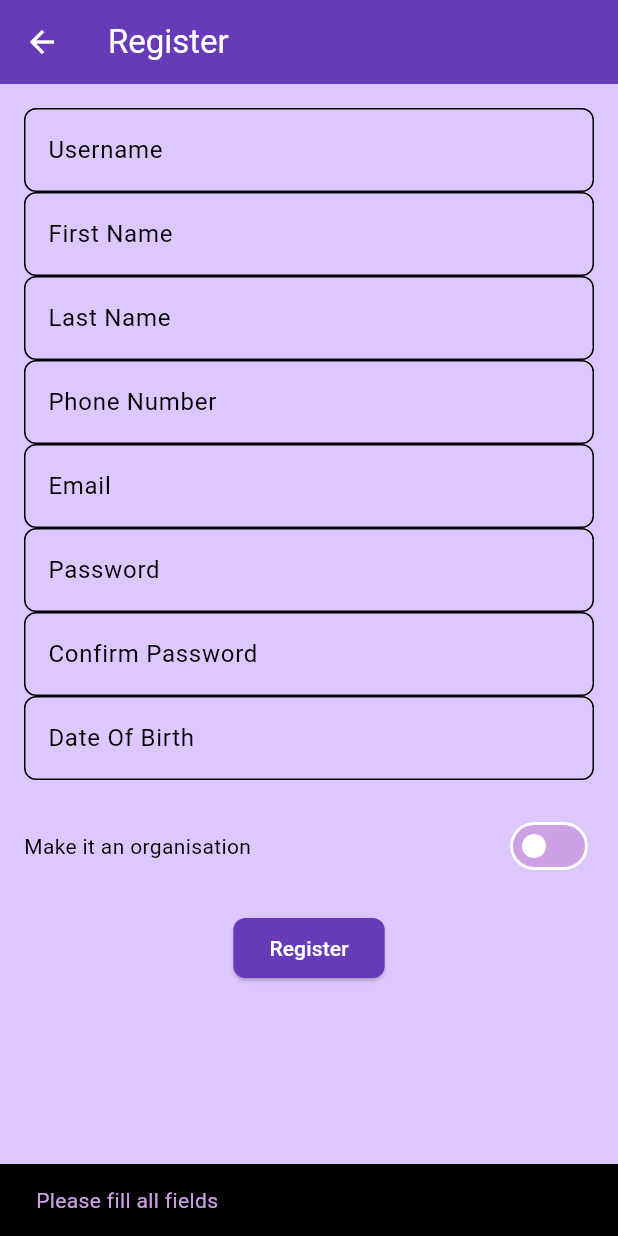
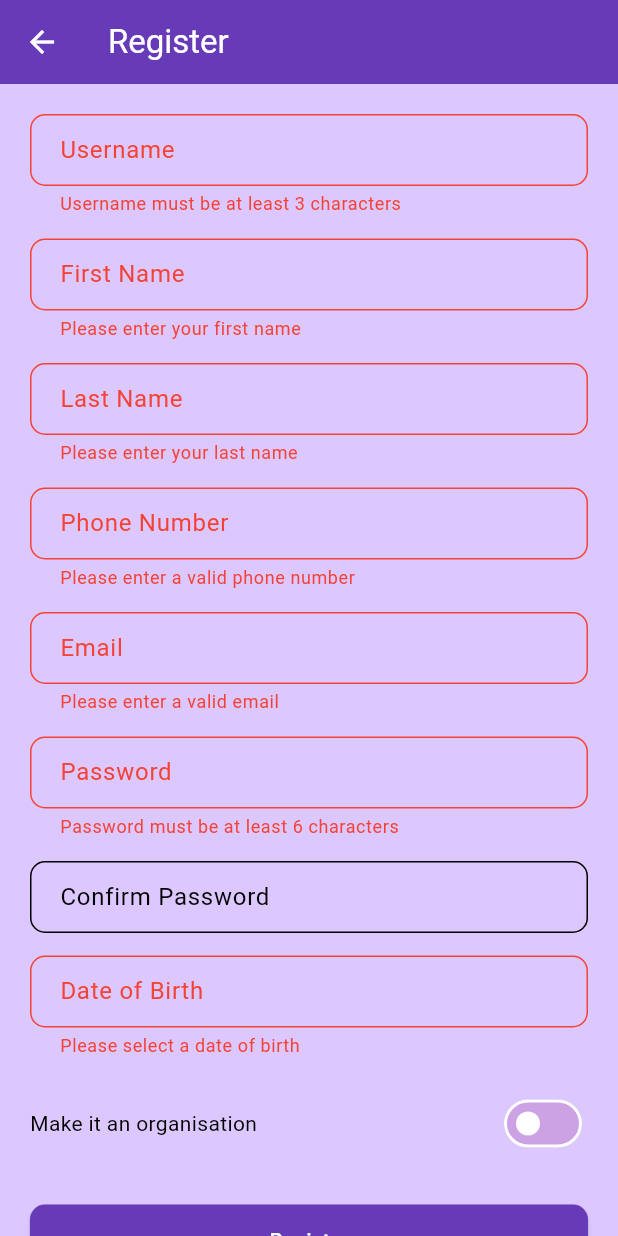
Before and after one commit to Uni-Pulse/uni_pulse, a Flutter app: the RegisterScreen screen opened directly, after a tap on "Register", on a phone screen of 412 x 824 dp. Run offline on Flutter 3.47's test engine with Material 3 defaults, Android fonts, the light colour scheme and no system bars; our stand-ins replace cloud_firestore, firebase_auth, firebase_core, flutter_riverpod, image_picker; accounts and stored records are empty.

Commit message:
Update register_Screen.dart
upgraded

```diff
--- a/lib/Screens/initializing/register_Screen.dart
+++ b/lib/Screens/initializing/register_Screen.dart
@@ -11,6 +11,8 @@ class RegisterScreen extends ConsumerStatefulWidget {
 }
 
 class _RegisterScreenState extends ConsumerState<RegisterScreen> {
+  final _formKey = GlobalKey<FormState>();
+
   final TextEditingController _firstNameController = TextEditingController();
   final TextEditingController _lastNameController = TextEditingController();
   final TextEditingController _phoneNumberController = TextEditingController();
@@ -23,41 +25,22 @@ class _RegisterScreenState extends ConsumerState<RegisterScreen> {
   DateTime? _selectedDate;
 
   Future<void> _selectDate(BuildContext context) async {
-    final DateTime picked = (await showDatePicker(
+    final DateTime? picked = await showDatePicker(
       context: context,
       initialDate: DateTime.now(),
       firstDate: DateTime(1950),
       lastDate: DateTime.now(),
-    ))!;
-    if (picked != _selectedDate) {
+    );
+    if (picked != null && picked != _selectedDate) {
       setState(() {
         _selectedDate = picked;
-        _dobController.text = "${_selectedDate!.day}/${_selectedDate!.month}/${_selectedDate!.year}";
+        _dobController.text = "${picked.day}/${picked.month}/${picked.year}";
       });
     }
   }
 
   void _saveAccount() async {
-    if (_firstNameController.text.isEmpty ||
-        _lastNameController.text.isEmpty ||
-        _phoneNumberController.text.isEmpty ||
-        _emailController.text.isEmpty ||
-        _passwordController.text.isEmpty ||
-        _confirmPasswordController.text.isEmpty ||
-        _usernameController.text.isEmpty ||
-        _dobController.text.isEmpty) {
-      ScaffoldMessenger.of(context).showSnackBar(
-        const SnackBar(content: Text("Please fill all fields")),
-      );
-      return;
-    }
-
-    if (_passwordController.text != _confirmPasswordController.text) {
-      ScaffoldMessenger.of(context).showSnackBar(
-        const SnackBar(content: Text("Passwords do not match")),
-      );
-      return;
-    }
+    if (!_formKey.currentState!.validate()) return;
 
     final String? errorMessage = await ref.read(accountsProvider.notifier).registerUser(
       _firstNameController.text.trim(),
@@ -69,146 +52,126 @@ class _RegisterScreenState extends ConsumerState<RegisterScreen> {
       isOrganisation,
       _usernameController.text.trim(),
     );
+
     if (errorMessage != null) {
       ScaffoldMessenger.of(context).showSnackBar(
         SnackBar(content: Text("Registration failed: $errorMessage")),
       );
-      return;
     } else {
       ScaffoldMessenger.of(context).showSnackBar(
         const SnackBar(content: Text("Registration Successful!")),
       );
-      Navigator.of(context).push(MaterialPageRoute(builder: (ctx) => const AuthScreen()));
+      Navigator.of(context).pushReplacement(MaterialPageRoute(builder: (_) => const AuthScreen()));
     }
+  }
+
+  InputDecoration _buildInputDecoration(String label) {
+    return InputDecoration(
+      labelText: label,
+      border: OutlineInputBorder(borderRadius: BorderRadius.circular(10)),
+      contentPadding: const EdgeInsets.symmetric(horizontal: 16, vertical: 12),
+    );
   }
 
   @override
   Widget build(BuildContext context) {
     return Scaffold(
       backgroundColor: Theme.of(context).scaffoldBackgroundColor,
-      appBar: AppBar(
-        title: const Text("Register"),
-      ),
-      body: Padding(
-        padding: const EdgeInsets.all(16.0),
+      appBar: AppBar(title: const Text("Register")),
+      body: SingleChildScrollView(
+        padding: const EdgeInsets.all(20),
         child: Form(
+          key: _formKey,
           child: Column(
             children: [
               TextFormField(
                 controller: _usernameController,
-                decoration: const InputDecoration(labelText: "Username"),
-                validator: (value) {
-                  if (value == null || value.isEmpty) {
-                    return "Please enter a username";
-                  }
-                  if (value.length < 3) {
-                    return "Username must be at least 3 characters";
-                  }
-                  return null;
-                },
+                decoration: _buildInputDecoration("Username"),
+                validator: (value) => value == null || value.isEmpty || value.length < 3
+                    ? "Username must be at least 3 characters"
+                    : null,
               ),
+              const SizedBox(height: 15),
               TextFormField(
                 controller: _firstNameController,
-                decoration: const InputDecoration(labelText: "First Name"),
-                validator: (value) {
-                  if (value == null || value.isEmpty) {
-                    return "Please enter your first name";
-                  }
-                  return null;
-                },
+                decoration: _buildInputDecoration("First Name"),
+                validator: (value) => value == null || value.isEmpty ? "Please enter your first name" : null,
               ),
+              const SizedBox(height: 15),
               TextFormField(
                 controller: _lastNameController,
-                decoration: const InputDecoration(labelText: "Last Name"),
-                validator: (value) {
-                  if (value == null || value.isEmpty) {
-                    return "Please enter your last name";
-                  }
-                  return null;
-                },
+                decoration: _buildInputDecoration("Last Name"),
+                validator: (value) => value == null || value.isEmpty ? "Please enter your last name" : null,
               ),
+              const SizedBox(height: 15),
               TextFormField(
                 controller: _phoneNumberController,
-                decoration: const InputDecoration(labelText: "Phone Number"),
+                decoration: _buildInputDecoration("Phone Number"),
                 keyboardType: TextInputType.phone,
-                validator: (value) {
-                  if (value == null || value.isEmpty) {
-                    return "Please enter your phone number";
-                  }
-                  if (!RegExp(r'^\+?\d{10,13}$').hasMatch(value)) {
-                    return "Please enter a valid phone number";
-                  }
-                  return null;
-                },
+                validator: (value) => value == null || !RegExp(r'^\+?\d{10,13}$').hasMatch(value)
+                    ? "Please enter a valid phone number"
+                    : null,
               ),
+              const SizedBox(height: 15),
               TextFormField(
                 controller: _emailController,
-                decoration: const InputDecoration(labelText: "Email"),
+                decoration: _buildInputDecoration("Email"),
                 keyboardType: TextInputType.emailAddress,
-                validator: (value) {
-                  if (value == null || value.isEmpty) {
-                    return "Please enter an email";
-                  }
-                  if (!RegExp(r'^[^@]+@[^@]+\.[^@]+').hasMatch(value)) {
-                    return "Please enter a valid email";
-                  }
-                  return null;
-                },
+                validator: (value) => value == null || !RegExp(r'^[^@]+@[^@]+\.[^@]+').hasMatch(value)
+                    ? "Please enter a valid email"
+                    : null,
               ),
+              const SizedBox(height: 15),
               TextFormField(
                 controller: _passwordController,
-                decoration: const InputDecoration(labelText: "Password"),
+                decoration: _buildInputDecoration("Password"),
                 obscureText: true,
-                validator: (value) {
-                  if (value == null || value.length < 6) {
-                    return "Password must be at least 6 characters";
-                  }
-                  return null;
-                },
+                validator: (value) => value == null || value.length < 6
+                    ? "Password must be at least 6 characters"
+                    : null,
               ),
+              const SizedBox(height: 15),
               TextFormField(
                 controller: _confirmPasswordController,
-                decoration: const InputDecoration(labelText: "Confirm Password"),
+                decoration: _buildInputDecoration("Confirm Password"),
                 obscureText: true,
-                validator: (value) {
-                  if (value != _passwordController.text) {
-                    return "Passwords do not match";
-                  }
-                  return null;
-                },
+                validator: (value) =>
+                    value != _passwordController.text ? "Passwords do not match" : null,
               ),
+              const SizedBox(height: 15),
               TextFormField(
                 controller: _dobController,
-                decoration: const InputDecoration(labelText: "Date Of Birth"),
+                decoration: _buildInputDecoration("Date of Birth"),
                 readOnly: true,
                 onTap: () => _selectDate(context),
-                validator: (value) {
-                  if (_selectedDate == null) {
-                    return "Please select a date of birth";
-                  }
-                  return null;
-                },
+                validator: (_) =>
+                    _selectedDate == null ? "Please select a date of birth" : null,
               ),
               const SizedBox(height: 20),
               Row(
-                mainAxisAlignment: MainAxisAlignment.spaceBetween,
                 children: [
                   const Text("Make it an organisation"),
+                  const Spacer(),
                   Switch(
                     value: isOrganisation,
-                    onChanged: (bool value) {
-                      setState(() {
-                        isOrganisation = value;
-                      });
-                    },
+                    onChanged: (val) => setState(() => isOrganisation = val),
                     activeColor: Theme.of(context).colorScheme.primary,
                   ),
                 ],
               ),
-              const SizedBox(height: 20),
-              ElevatedButton(
-                onPressed: _saveAccount,
-                child: const Text("Register"),
+              const SizedBox(height: 30),
+              SizedBox(
+                width: double.infinity,
+                child: ElevatedButton(
+                  onPressed: _saveAccount,
+                  style: ElevatedButton.styleFrom(
+                    padding: const EdgeInsets.symmetric(vertical: 14),
+                    shape: RoundedRectangleBorder(
+                      borderRadius: BorderRadius.circular(10),
+                    ),
+                  ),
+                  child: const Text("Register"),
+                ),
               ),
             ],
           ),
```
